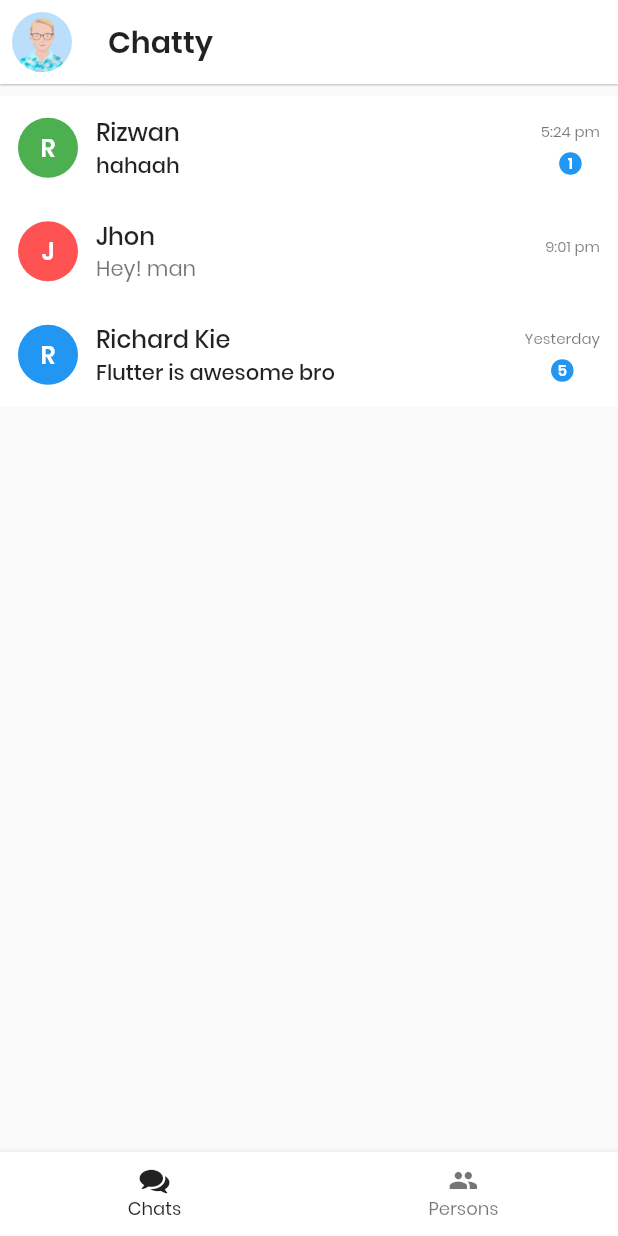
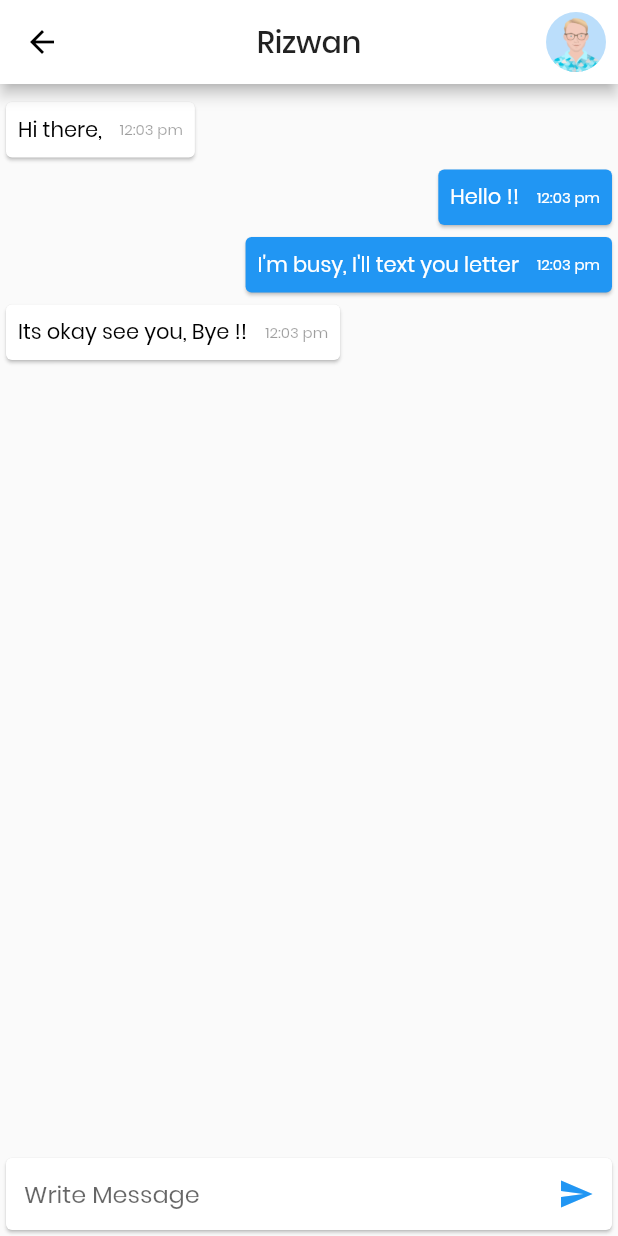
Before and after one commit to shmehdi01/Chatty, a Flutter app: the screen it shows after launch, after a tap on an icon or button, on a phone screen of 412 x 824 dp. Run offline on Flutter 3.47's test engine with Material 2 defaults, Android fonts, the phone set to English and light mode, and no system bars.

Commit message:
Feature:chat_screen:Added chat screen

```diff
--- a/lib/chat_body.dart
+++ b/lib/chat_body.dart
@@ -1,3 +1,5 @@
+import 'package:chatty/chat_screen.dart';
+import 'package:flutter/cupertino.dart';
 import 'package:flutter/material.dart';
 import 'app_constant.dart';
 
@@ -14,12 +16,18 @@ class ChatBody extends StatelessWidget {
               "5:24 pm",
               isRead: false,
               chatColor: Colors.green,
+              onTap: (){
+                Navigator.push(context, CupertinoPageRoute(builder: (context) => ChatScreen(userName: "Rizwan",)));
+              },
             ),
             ChatTile(
               "Jhon",
               "Hey! man",
               "9:01 pm",
               chatColor: Colors.redAccent,
+              onTap: (){
+                 Navigator.push(context, CupertinoPageRoute(builder: (context) => ChatScreen(userName: "Jhon",)));
+              },
             ),
             ChatTile(
               "Richard Kie",
@@ -27,6 +35,9 @@ class ChatBody extends StatelessWidget {
               "Yesterday",
               isRead: false,
               unreadcound: 5,
+              onTap: (){
+                 Navigator.push(context, CupertinoPageRoute(builder: (context) => ChatScreen(userName: "Richard Kie",)));
+              },
             ),
           ],
         ));
@@ -40,16 +51,19 @@ class ChatTile extends StatelessWidget {
   bool isRead = true;
   int unreadcound = 0;
   Color chatColor;
+  VoidCallback onTap;
 
   ChatTile(this._name, this._chat, this._time,
-      {this.isRead = true, this.unreadcound = 1, this.chatColor = Colors.blue});
+      {this.isRead = true, this.unreadcound = 1, this.chatColor = Colors.blue, this.onTap});
 
   @override
   Widget build(BuildContext context) {
     return Material(
       color: Colors.white,
       child: InkWell(
-        onTap: () {},
+        onTap: () {
+          onTap();
+        },
         child: Container(
 
           padding: EdgeInsets.all(12),
--- /dev/null
+++ b/lib/chat_screen.dart
@@ -0,0 +1,137 @@
+import 'package:flutter/gestures.dart';
+import 'package:flutter/material.dart';
+
+import 'app_constant.dart';
+
+class ChatScreen extends StatelessWidget {
+  String userName;
+
+  ChatScreen({this.userName = "Chat Screen"});
+
+  @override
+  Widget build(BuildContext context) {
+    return Scaffold(
+      appBar: AppBar(
+        title: Text(userName, style: TextStyle(fontFamily: ChattyFont.MEDIUM),),
+        centerTitle: true,
+        actions: <Widget>[
+          Padding(
+            padding: const EdgeInsets.all(8.0),
+            child: CircleAvatar(
+              backgroundImage: AssetImage(IMAGE_PATH + "user.png"),
+            ),
+          ),
+        ],
+      ),
+      body: ChatScreenBody(),
+    );
+  }
+}
+
+class ChatScreenBody extends StatefulWidget {
+  @override
+  _ChatBodyState createState() => _ChatBodyState();
+}
+
+class _ChatBodyState extends State<ChatScreenBody> {
+  @override
+  Widget build(BuildContext context) {
+    return Container(
+      child: Column(
+        children: <Widget>[
+          Padding(
+            padding: EdgeInsets.only(top: 8),
+          ),
+         Expanded(
+           child:  ListView(
+            children: <Widget>[
+               ChatItem(
+                    chat: "Hi there,",
+                    isMe: false,
+                  ),
+                  ChatItem(
+                    chat: "Hello !!",
+                    isMe: true,
+                  ),
+                  ChatItem(
+                    chat: "I'm busy, I'll text you letter",
+                    isMe: true,
+                  ),
+                   ChatItem(
+                    chat: "Its okay see you, Bye !!",
+                    isMe: false,
+                  ),
+            ],
+          ),
+         ),
+          messageBar()
+        ],
+      ),
+    );
+  }
+
+  Card messageBar() {
+    return Card(
+      child: Container(
+        padding: EdgeInsets.only(left: 12, right: 12),
+        child: Row(
+          crossAxisAlignment: CrossAxisAlignment.center,
+          children: <Widget>[
+            Expanded(
+              child: TextField(
+                dragStartBehavior: DragStartBehavior.down,
+                decoration: InputDecoration(
+                    hintText: "Write Message", border: InputBorder.none),
+              ),
+            ),
+            Icon(
+              Icons.send,
+              color: Colors.blue,
+            )
+          ],
+        ),
+      ),
+    );
+  }
+}
+
+class ChatItem extends StatelessWidget {
+  var isMe = false;
+  var chat = "Hi, there";
+
+  ChatItem({this.isMe = false, this.chat = "hi, there"});
+
+  @override
+  Widget build(BuildContext context) {
+    return Row(
+      mainAxisAlignment: isMe ? MainAxisAlignment.end : MainAxisAlignment.start,
+      children: <Widget>[
+        Card(
+          color: isMe ? Colors.blue : Colors.white,
+          child: Padding(
+            padding: const EdgeInsets.all(8.0),
+            child: Row(
+              crossAxisAlignment: CrossAxisAlignment.center,
+              children: <Widget>[
+                Text(
+                  chat,
+                  style: TextStyle(
+                      fontSize: 14, color: isMe ? Colors.white : Colors.black),
+                ),
+                Padding(
+                  padding: EdgeInsets.only(right: 12),
+                ),
+                Text(
+                  "12:03 pm",
+                  style: TextStyle(
+                      fontSize: 10,
+                      color: isMe ? Colors.white : Colors.black38),
+                )
+              ],
+            ),
+          ),
+        ),
+      ],
+    );
+  }
+}
```
